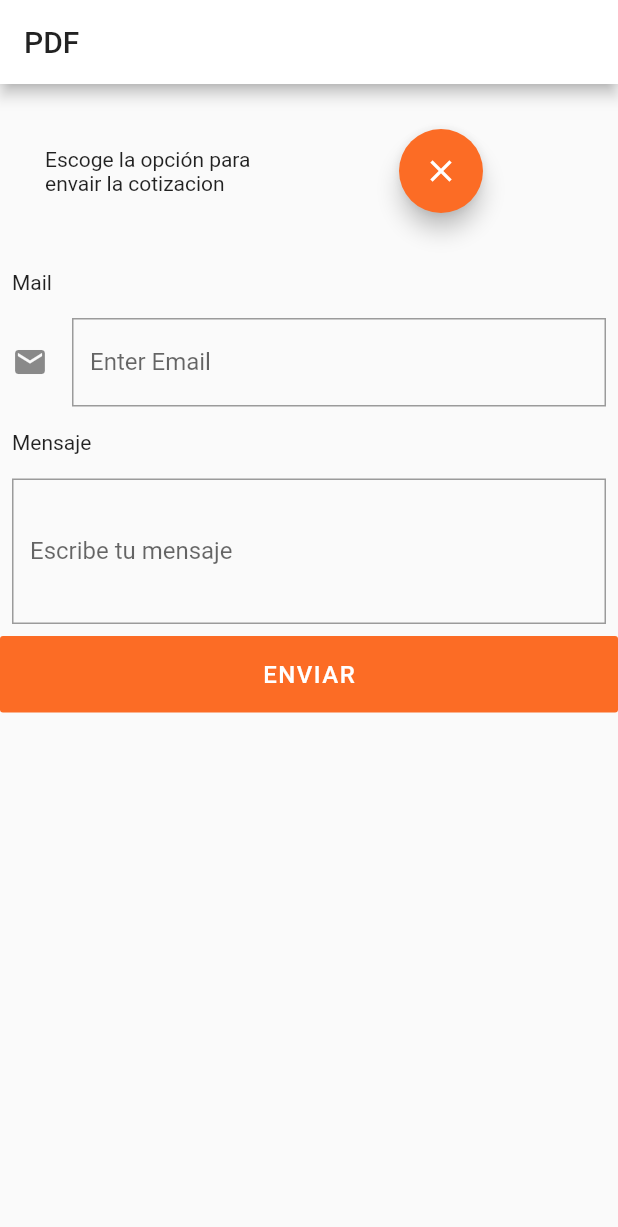
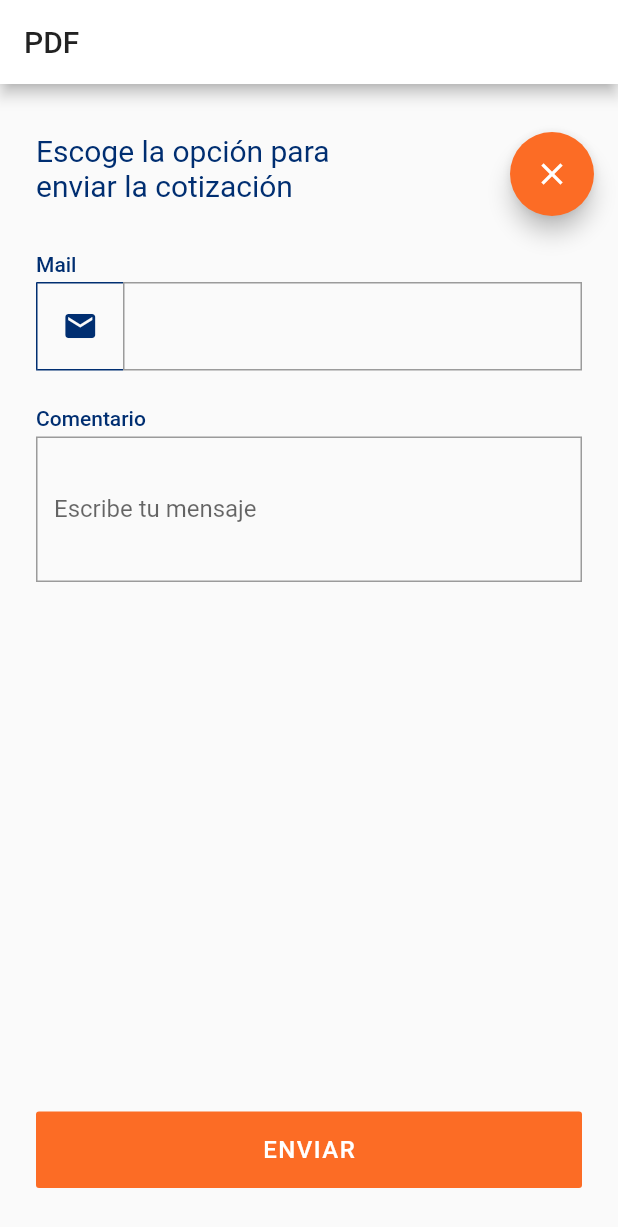
Before and after one commit to mariscalsantiago/temporalIntermediarios, a Flutter app: the screen it shows after launch, on a phone screen of 412 x 824 dp. Shown: the top 1227 px of the screen. Run offline on Flutter 3.47's test engine with Material 2 defaults, Android fonts, the phone set to English and light mode, and no system bars; our stand-ins replace flutter_calendar_carousel, localstorage, shared_preferences, table_calendar; missing offline and left inert: date_range_picker, grouped_buttons, load; Roboto replaces fonts that are missing (Poppins).

Commit message:
Correcciones de Estilos en Enviar correo

```diff
--- a/cotizador_agente/lib/vistas/SendEmail.dart
+++ b/cotizador_agente/lib/vistas/SendEmail.dart
@@ -1,5 +1,6 @@
 
 
+import 'package:cotizador_agente/main.dart';
 import 'package:cotizador_agente/utils/Utils.dart';
 import 'package:flutter/cupertino.dart';
 import 'package:flutter/material.dart';
@@ -22,66 +23,70 @@ class _SendEmailState extends State<SendEmail> {
       body: Column(
         children: <Widget>[
 
+        Row(
+          children: <Widget>[
             Padding(
-          padding: const EdgeInsets.all(30.0),
-          child: Row(
-            children: <Widget>[
-
-              Expanded(
-               flex: 1,
-                child: Text("Escoge la opción para envair la cotizacion"),
-
+              padding: const EdgeInsets.all(24),
+              child: Text("Escoge la opción para \nenviar la cotización",  overflow: TextOverflow.clip, style: TextStyle(fontSize: 20.0, color: Utilidades.color_titulo),
+                textAlign: TextAlign.left,),
             ),
-
-              Expanded(flex: 1,
+            Spacer(),
+            Padding(
+              padding: EdgeInsets.only(right: 16, top: 32, bottom: 24),
               child: FloatingActionButton(
-                //onPressed: (),
+                onPressed: (){
+                  Navigator.of(context).pop();
+                },
                 heroTag: "btn1",
-                tooltip: "agrega beneficiario",
-                child: const Icon(Icons.clear),
+                tooltip: "Cerrar",
                 backgroundColor: Utilidades.color_primario,
-
+                child: const Icon(Icons.close),
               ),
             ),
-
-
           ],
-
-          ),
-
         ),
 
           Row(
             children: <Widget>[
              Padding(
-               padding: const EdgeInsets.all(8.0),
-               child: new Text("Mail"),
+               padding: EdgeInsets.only(right: 24, left: 24),
+               child: new Text("Mail", style: TextStyle(fontWeight: FontWeight.w500, color: Utilidades.color_titulo),),
              ),
 
             ],
 
           ),
-           Row(
+           Padding(
+             padding: EdgeInsets.only(right: 24, left: 24, top: 4),
+             child: Row(
+
               children: <Widget>[
+                Container(
+                  padding: EdgeInsets.all(16.5),
+                  child: Icon(Icons.email, color: Utilidades.color_titulo,),
+                  decoration: BoxDecoration(
+                      border: Border(
+                        top:BorderSide(width: 1, color: Utilidades.color_titulo),
+                        bottom:BorderSide(width: 1, color: Utilidades.color_titulo),
+                        left:BorderSide(width: 1, color: Utilidades.color_titulo),
+                      )
+                  ),
+                ),
                  Flexible(
                    child: Padding(
-                   padding: const EdgeInsets.all(8.0),
+                     padding: EdgeInsets.only(right: 0, left: 0),
                      child: new TextFormField(
                        decoration: new InputDecoration(
-                       labelText: "Enter Email",
-                       fillColor: Colors.white,
+                         fillColor: Utilidades.color_titulo,
                          border: new OutlineInputBorder(
                            borderRadius: new BorderRadius.circular(0.0),
                            borderSide: new BorderSide(
                            ),
                          ),
-
-                       icon: Icon(Icons.email),
-                       //fillColor: Colors.green
                        ),
                        validator: (val) {
                          if(val.length==0) {
-                         return "Email cannot be empty";
+                           return "Este no es un correo valido";
                          }else{
                            return null;
                          }
@@ -93,16 +98,16 @@ class _SendEmailState extends State<SendEmail> {
                      ),
                    ),
                 ),
-
               ],
+            ),
            ),
 
           Row(
             children: <Widget>[
 
               Padding(
-                padding: const EdgeInsets.all(8.0),
-                child: new Text("Mensaje"),
+                padding: EdgeInsets.only(right: 24, left: 24, bottom: 4, top: 24),
+                child: new Text("Comentario", style: TextStyle(fontWeight: FontWeight.w500, color: Utilidades.color_titulo),),
               ),
             ],
 
@@ -112,7 +117,7 @@ class _SendEmailState extends State<SendEmail> {
             children: <Widget>[
               Flexible(
                 child: Padding(
-                  padding: const EdgeInsets.all(8.0),
+                  padding: EdgeInsets.only(right: 24, left: 24, bottom: 32),
                   child: new TextFormField(
                   keyboardType: TextInputType.multiline,
                     minLines: 3,
@@ -138,10 +143,14 @@ class _SendEmailState extends State<SendEmail> {
             ],
           ),
 
-          Column(
-            crossAxisAlignment: CrossAxisAlignment.stretch,
-            children: <Widget>[
-              FlatButton(
+          Expanded(
+            child: Align(
+              alignment: Alignment.bottomCenter,
+              child: Padding(
+                padding: EdgeInsets.only(right: 24, left: 24, bottom: 32),
+                child: Container(
+                  width: double.infinity,
+                  child: FlatButton(
                     color: Utilidades.color_primario,
                     textColor: Colors.white,
                     disabledColor: Utilidades.color_primario,
@@ -156,8 +165,10 @@ class _SendEmailState extends State<SendEmail> {
                         style: TextStyle(fontSize: 16.0, letterSpacing: 1),
                       ),
                     ),
-              )
-            ],
+                  ),
+                ),
+              ),
+            ),
           )
         ],
       ),
```
Lines whose indentation alone changed are shown as unchanged.
